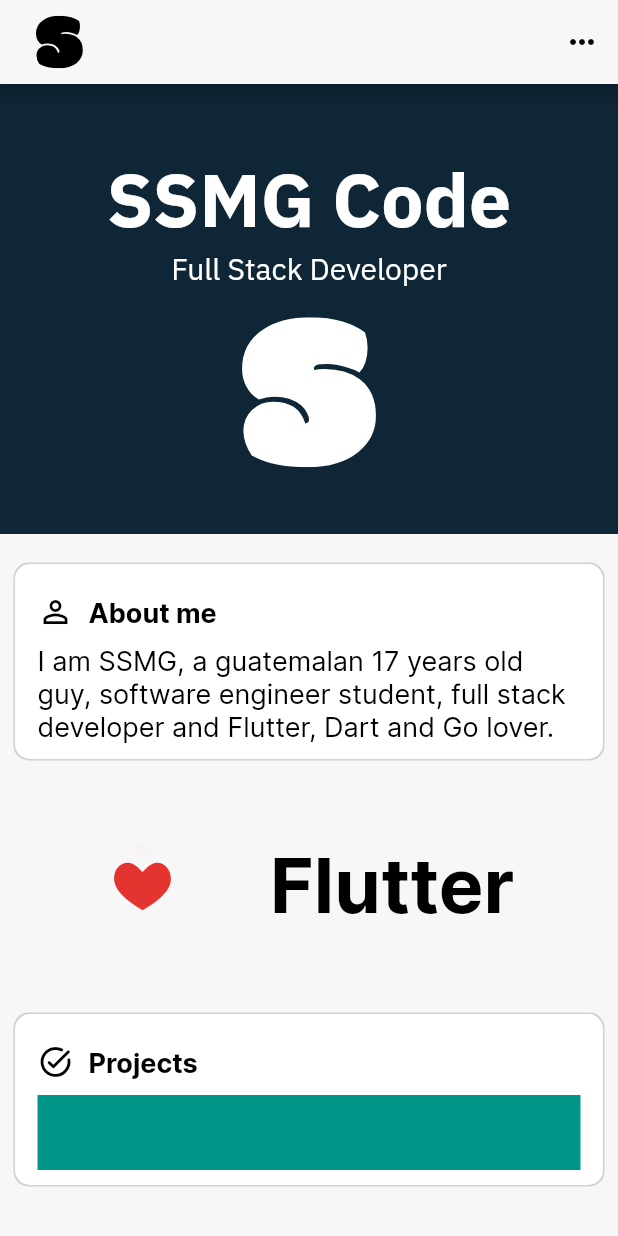
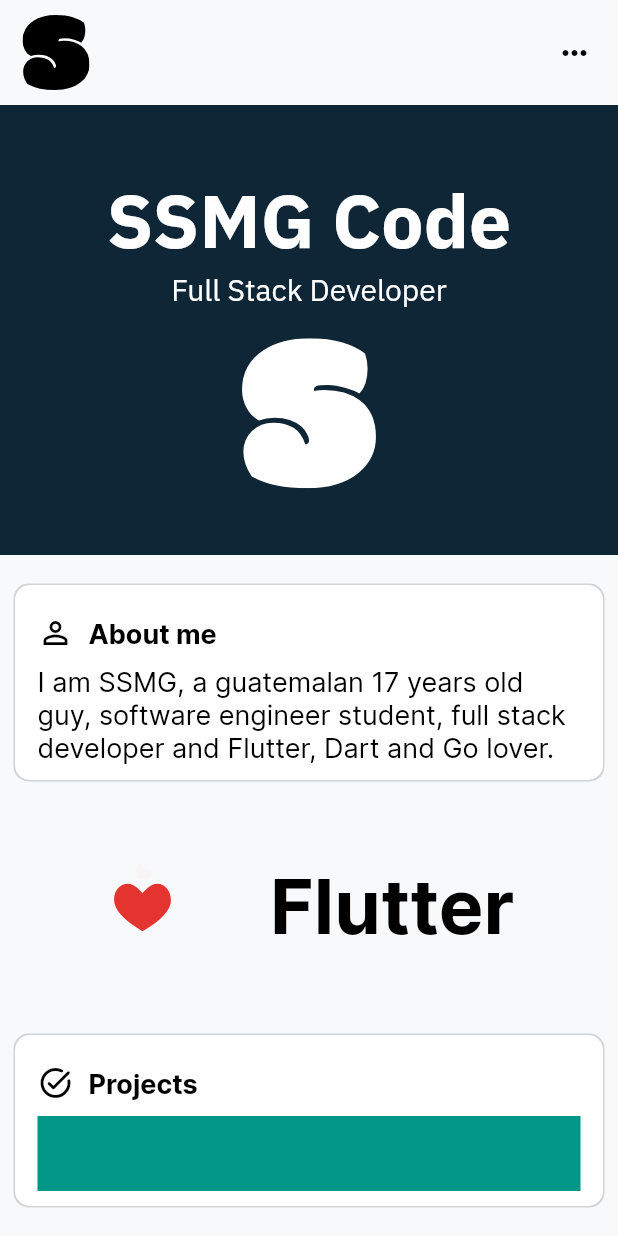
Before and after one commit to ssmgcode/portfolio-flutter, a Flutter app: the screen it shows after launch, on a phone screen of 412 x 824 dp. Run offline on Flutter 3.47's test engine with Material 2 defaults, Android fonts, the phone set to English and light mode, and no system bars; drawn by our look-alikes of animated_text_kit; our stand-ins replace fluro, flutter_svg, get_it, lottie.

Commit message:
Change builder for home to fix Navigator not in context problem

```diff
--- a/lib/main.dart
+++ b/lib/main.dart
@@ -1,8 +1,11 @@
 import 'package:flutter/material.dart';
+import 'package:portfolio/locator.dart';
 import 'package:portfolio/router/router.dart';
+import 'package:portfolio/services/navigation_service.dart';
 import 'package:portfolio/ui/layouts/main_layout.dart';
 
 void main() {
+  setupLocator();
   Flurorouter.configureRoutes();
   runApp(const MyApp());
 }
@@ -14,10 +17,12 @@ class MyApp extends StatelessWidget {
 
   @override
   Widget build(BuildContext context) {
-    /// Primary color for the application: background, buttons backgrounds, etc.
-    const backgroundColorLight = Color.fromRGBO(247, 247, 248, 1);
+    /// Primary light color for the application: background,
+    /// buttons backgrounds, etc.
+    const backgroundColorLight = Color.fromRGBO(248, 249, 250, 1);
 
-    /// Primary color for the application: background, buttons backgrunds, etc.
+    /// Primary dark color for the application: background,
+    /// buttons backgrunds, etc.
     const backgroundColorDark = Color.fromRGBO(36, 37, 38, 1);
 
     /// The base theme data.
@@ -33,7 +38,9 @@ class MyApp extends StatelessWidget {
     /// The implementation of [baseTheme] with adjustment for light theme.
     final lightTheme = baseTheme.copyWith(
       primaryColor: Colors.black,
+      backgroundColor: backgroundColorLight,
       scaffoldBackgroundColor: backgroundColorLight,
+      brightness: Brightness.light,
       appBarTheme: const AppBarTheme(
         actionsIconTheme: IconThemeData(
           color: Colors.black,
@@ -50,7 +57,9 @@ class MyApp extends StatelessWidget {
     /// The implementation of [baseTheme] with adjustment for dark theme.
     final darkTheme = baseTheme.copyWith(
       primaryColor: Colors.white,
+      backgroundColor: backgroundColorDark,
       scaffoldBackgroundColor: backgroundColorDark,
+      brightness: Brightness.dark,
       appBarTheme: const AppBarTheme(
         actionsIconTheme: IconThemeData(
           color: Colors.white,
@@ -66,13 +75,12 @@ class MyApp extends StatelessWidget {
 
     return MaterialApp(
       title: 'SSMG Code',
-      initialRoute: Flurorouter.rootRoute,
       theme: lightTheme,
-      darkTheme: darkTheme,
+      // darkTheme: darkTheme,
+      /* initialRoute: Flurorouter.rootRoute,
       onGenerateRoute: Flurorouter.router.generator,
-      builder: (BuildContext context, Widget? child) => MainLayout(
-        child: child ?? Container(),
-      ),
+      navigatorKey: locator<NavigationService>().navigationKey, */
+      home: const MainLayout(),
     );
   }
 }
--- /dev/null
+++ b/lib/services/navigation_service.dart
@@ -0,0 +1,19 @@
+import 'package:flutter/material.dart';
+
+/// A custom navigation service.
+class NavigationService {
+  /// This key keeps the state and reference to my custom navigator.
+  final GlobalKey<NavigatorState> navigationKey = GlobalKey<NavigatorState>();
+
+  /// Used to navigate to [routeName] through the application.
+  /// Similar to `Navigator.pushNamed(context, routeName)`.
+  Future navigateTo(String routeName) {
+    return navigationKey.currentState!.pushNamed(routeName);
+  }
+
+  /// Used to go back from a route.
+  /// Similar to `Navigator.pop(context)`.
+  void goBack() {
+    return navigationKey.currentState!.pop();
+  }
+}
--- a/lib/ui/layouts/main_layout.dart
+++ b/lib/ui/layouts/main_layout.dart
@@ -1,5 +1,7 @@
 import 'package:flutter/material.dart';
-import 'package:flutter_svg/flutter_svg.dart';
+import 'package:portfolio/locator.dart';
+import 'package:portfolio/router/router.dart';
+import 'package:portfolio/services/navigation_service.dart';
 import 'package:portfolio/ui/widgets/custom_app_bar.dart';
 
 /// Displays a [Scaffold], with a body with a custom bar navigation, a footer
@@ -18,39 +20,17 @@ class MainLayout extends StatelessWidget {
   @override
   Widget build(BuildContext context) {
     return Scaffold(
-      appBar: AppBar(
-        title: Padding(
-          padding: const EdgeInsets.only(
-            left: 8.0,
-          ),
-          child: SvgPicture.asset(
-            'assets/ssmg-logo.svg',
-            height: 35,
-            color: Theme.of(context).primaryColor,
-          ),
-        ),
-        actions: <Widget>[
-          IconButton(
-            icon: const Icon(Icons.more_horiz),
-            onPressed: () {},
+      body: Column(
+        children: [
+          const CustomAppBar(),
+          Expanded(
+            child: Navigator(
+              key: locator<NavigationService>().navigationKey,
+              initialRoute: Flurorouter.rootRoute,
+              onGenerateRoute: Flurorouter.router.generator,
+            ),
           ),
         ],
-      ),
-      body: SafeArea(
-        /* child: Column(
-          children: <Widget>[
-            SizedBox(
-              width: 800,
-              child: child!,
-            ),
-            const Text('Footer'),
-          ],
-        ), */
-        child: Column(
-          children: <Widget>[
-            Expanded(child: child!),
-          ],
-        ),
       ),
     );
   }
--- a/lib/ui/views/main_view.dart
+++ b/lib/ui/views/main_view.dart
@@ -10,6 +10,7 @@ class MainView extends StatelessWidget {
   @override
   Widget build(BuildContext context) {
     return SingleChildScrollView(
+      physics: const BouncingScrollPhysics(),
       child: Column(
         children: const <Widget>[
           SSMGPoster(),
--- /dev/null
+++ b/lib/ui/widgets/custom_app_bar.dart
@@ -0,0 +1,45 @@
+import 'package:flutter/material.dart';
+import 'package:flutter_svg/flutter_svg.dart';
+import 'package:portfolio/ui/widgets/menu_bottom_sheet.dart';
+
+/// Creates a custom bar navigation for the entire app
+class CustomAppBar extends StatelessWidget {
+  /// Creates a custom bar navigation for the entire app
+  const CustomAppBar({Key? key}) : super(key: key);
+
+  @override
+  Widget build(BuildContext context) {
+    return Container(
+      height: 70,
+      decoration: BoxDecoration(
+        // color: Colors.red,
+        color: Theme.of(context).backgroundColor,
+      ),
+      child: Padding(
+        padding: const EdgeInsets.only(
+          left: 15.0,
+          right: 5.0,
+        ),
+        child: Row(
+          mainAxisAlignment: MainAxisAlignment.spaceBetween,
+          children: <Widget>[
+            SvgPicture.asset(
+              'assets/ssmg-logo.svg',
+              height: 50,
+              color: Theme.of(context).primaryColor,
+            ),
+            IconButton(
+              icon: const Icon(Icons.more_horiz),
+              onPressed: () {
+                showModalBottomSheet(
+                  context: context,
+                  builder: (BuildContext context) => const MenuBottomSheet(),
+                );
+              },
+            ),
+          ],
+        ),
+      ),
+    );
+  }
+}
--- /dev/null
+++ b/lib/ui/widgets/menu_bottom_sheet.dart
@@ -0,0 +1,16 @@
+import 'package:flutter/material.dart';
+
+/// A custom bottom sheet for mobile application menu.
+class MenuBottomSheet extends StatelessWidget {
+  /// A custom bottom sheet for mobile application menu.
+  const MenuBottomSheet({Key? key}) : super(key: key);
+
+  @override
+  Widget build(BuildContext context) {
+    return Container(
+      height: 300,
+      color: Theme.of(context).cardColor,
+      child: const Text('Hi'),
+    );
+  }
+}
--- a/lib/ui/widgets/ssmg_poster.dart
+++ b/lib/ui/widgets/ssmg_poster.dart
@@ -129,7 +129,7 @@ class _Texts extends StatelessWidget {
                   ],
                 ),
                 SvgPicture.asset(
-                  'images/ssmg-logo.svg',
+                  'assets/ssmg-logo.svg',
                   height: 150,
                 ),
               ],
```
